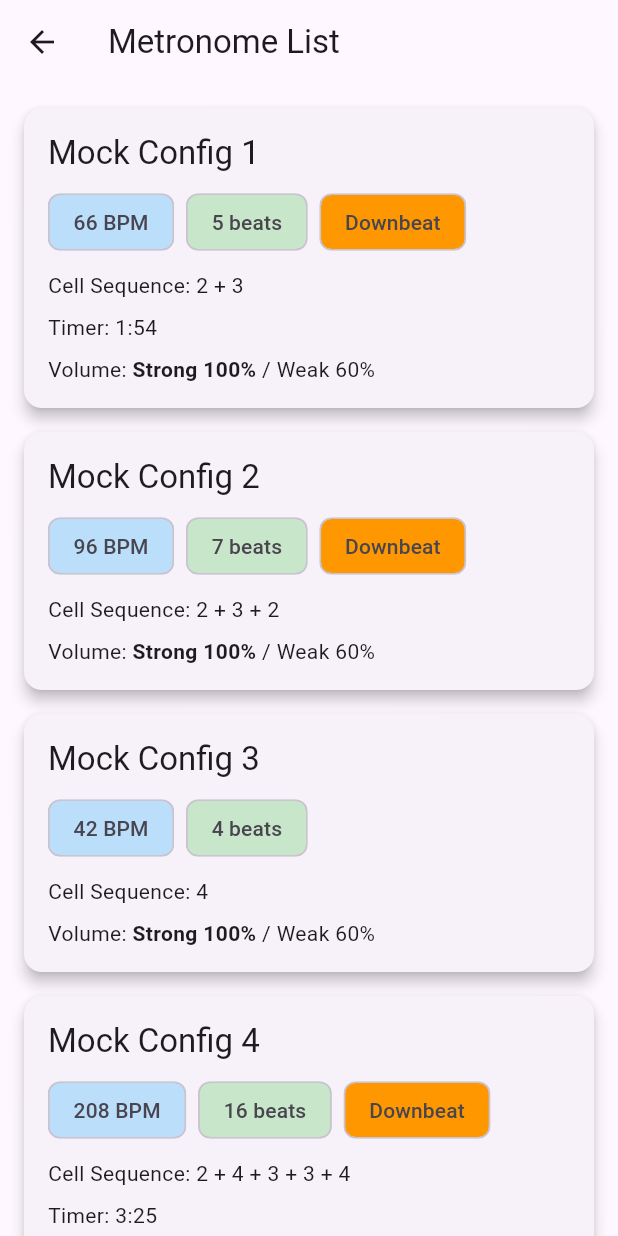
After one commit to ulisinn/flutter_metronome, a Flutter app: the MetronomeList screen opened by its route, on a phone screen of 412 x 824 dp. The commit adds this screen. Run offline on Flutter 3.47's test engine with Material 3 defaults, Android fonts, the phone set to English and light mode, and no system bars; our stand-ins replace audioplayers, freezed_annotation, go_router.

Commit message:
reading and parsing ‚mockMetronomeSettingsList‘ into a new page via ‚MetronomeConfigCard‘

```diff
--- a/lib/constants/mock_metronomeSettingsList.dart
+++ b/lib/constants/mock_metronomeSettingsList.dart
@@ -4,7 +4,7 @@ import '../features/metronome/models/cell_config.dart';
 const List<MetronomeConfig> mockMetronomeSettingsList = [
   MetronomeConfig(
     id: null,
-    title: 'Config 1',
+    title: 'Mock Config 1',
     initialBpm: 66.0,
     cellSequence: [
       CellConfig(pulses: 2, isActive: false),
@@ -18,7 +18,7 @@ const List<MetronomeConfig> mockMetronomeSettingsList = [
   ),
   MetronomeConfig(
     id: null,
-    title: 'Config 2',
+    title: 'Mock Config 2',
     initialBpm: 96.0,
     cellSequence: [
       CellConfig(pulses: 2, isActive: false),
@@ -33,24 +33,20 @@ const List<MetronomeConfig> mockMetronomeSettingsList = [
   ),
   MetronomeConfig(
     id: null,
-    title: 'Config 3',
+    title: 'Mock Config 3',
     initialBpm: 42.0,
     cellSequence: [
-      CellConfig(pulses: 3, isActive: false),
-      CellConfig(pulses: 2, isActive: false),
       CellConfig(pulses: 4, isActive: false),
-      CellConfig(pulses: 4, isActive: false),
-      CellConfig(pulses: 3, isActive: false),
     ],
     strongBeatVolume: 1.0,
     weakBeatVolume: 0.6,
-    useCountdownTimer: true,
+    useCountdownTimer: false,
     countdownDurationSeconds: 297,
     markDownbeat: false,
   ),
   MetronomeConfig(
     id: null,
-    title: 'Config 4',
+    title: 'Mock Config 4',
     initialBpm: 208.0,
     cellSequence: [
       CellConfig(pulses: 2, isActive: false),
@@ -67,9 +63,9 @@ const List<MetronomeConfig> mockMetronomeSettingsList = [
   ),
   MetronomeConfig(
     id: null,
-    title: 'Config 5',
+    title: 'Mock Config 5',
     initialBpm: 232.0,
-    cellSequence: [CellConfig(pulses: 2, isActive: false)],
+    cellSequence: [CellConfig(pulses: 4, isActive: false)],
     strongBeatVolume: 1.0,
     weakBeatVolume: 0.6,
     useCountdownTimer: false,
@@ -78,35 +74,31 @@ const List<MetronomeConfig> mockMetronomeSettingsList = [
   ),
   MetronomeConfig(
     id: null,
-    title: 'Config 6',
+    title: 'Mock Config 6',
     initialBpm: 40.0,
     cellSequence: [
-      CellConfig(pulses: 4, isActive: false),
-      CellConfig(pulses: 3, isActive: false),
-      CellConfig(pulses: 2, isActive: false),
-      CellConfig(pulses: 3, isActive: false),
       CellConfig(pulses: 4, isActive: false),
     ],
     strongBeatVolume: 1.0,
     weakBeatVolume: 0.6,
-    useCountdownTimer: true,
+    useCountdownTimer: false,
     countdownDurationSeconds: 359,
     markDownbeat: false,
   ),
   MetronomeConfig(
     id: null,
-    title: 'Config 7',
+    title: 'Mock Config 7',
     initialBpm: 60.0,
-    cellSequence: [CellConfig(pulses: 2, isActive: false)],
+    cellSequence: [CellConfig(pulses: 4, isActive: false)],
     strongBeatVolume: 1.0,
     weakBeatVolume: 0.6,
-    useCountdownTimer: true,
+    useCountdownTimer: false,
     countdownDurationSeconds: 550,
     markDownbeat: false,
   ),
   MetronomeConfig(
     id: null,
-    title: 'Config 8',
+    title: 'Mock Config 8',
     initialBpm: 104.0,
     cellSequence: [
       CellConfig(pulses: 2, isActive: false),
@@ -123,39 +115,33 @@ const List<MetronomeConfig> mockMetronomeSettingsList = [
   ),
   MetronomeConfig(
     id: null,
-    title: 'Config 9',
+    title: 'Mock Config 9',
     initialBpm: 144.0,
     cellSequence: [
-      CellConfig(pulses: 2, isActive: false),
-      CellConfig(pulses: 2, isActive: false),
-      CellConfig(pulses: 3, isActive: false),
+      CellConfig(pulses: 4, isActive: false),
     ],
     strongBeatVolume: 1.0,
     weakBeatVolume: 0.6,
-    useCountdownTimer: true,
+    useCountdownTimer: false,
     countdownDurationSeconds: 277,
     markDownbeat: false,
   ),
   MetronomeConfig(
     id: null,
-    title: 'Config 10',
+    title: 'Mock Config 10',
     initialBpm: 232.0,
     cellSequence: [
-      CellConfig(pulses: 2, isActive: false),
-      CellConfig(pulses: 3, isActive: false),
-      CellConfig(pulses: 2, isActive: false),
-      CellConfig(pulses: 3, isActive: false),
       CellConfig(pulses: 4, isActive: false),
     ],
     strongBeatVolume: 1.0,
     weakBeatVolume: 0.6,
-    useCountdownTimer: true,
+    useCountdownTimer: false,
     countdownDurationSeconds: 476,
     markDownbeat: false,
   ),
   MetronomeConfig(
     id: null,
-    title: 'Config 11',
+    title: 'Mock Config 11',
     initialBpm: 108.0,
     cellSequence: [CellConfig(pulses: 2, isActive: false)],
     strongBeatVolume: 1.0,
@@ -166,11 +152,10 @@ const List<MetronomeConfig> mockMetronomeSettingsList = [
   ),
   MetronomeConfig(
     id: null,
-    title: 'Config 12',
+    title: 'Mock Config 12',
     initialBpm: 88.0,
     cellSequence: [
-      CellConfig(pulses: 3, isActive: false),
-      CellConfig(pulses: 3, isActive: false),
+      CellConfig(pulses: 4, isActive: false),
     ],
     strongBeatVolume: 1.0,
     weakBeatVolume: 0.6,
@@ -180,7 +165,7 @@ const List<MetronomeConfig> mockMetronomeSettingsList = [
   ),
   MetronomeConfig(
     id: null,
-    title: 'Config 13',
+    title: 'Mock Config 13',
     initialBpm: 224.0,
     cellSequence: [
       CellConfig(pulses: 4, isActive: false),
@@ -195,18 +180,18 @@ const List<MetronomeConfig> mockMetronomeSettingsList = [
   ),
   MetronomeConfig(
     id: null,
-    title: 'Config 14',
+    title: 'Mock Config 14',
     initialBpm: 176.0,
-    cellSequence: [CellConfig(pulses: 2, isActive: false)],
+    cellSequence: [CellConfig(pulses: 4, isActive: false)],
     strongBeatVolume: 1.0,
     weakBeatVolume: 0.6,
-    useCountdownTimer: true,
+    useCountdownTimer: false,
     countdownDurationSeconds: 45,
     markDownbeat: false,
   ),
   MetronomeConfig(
     id: null,
-    title: 'Config 15',
+    title: 'Mock Config 15',
     initialBpm: 152.0,
     cellSequence: [
       CellConfig(pulses: 3, isActive: false),
@@ -221,7 +206,7 @@ const List<MetronomeConfig> mockMetronomeSettingsList = [
   ),
   MetronomeConfig(
     id: null,
-    title: 'Config 16',
+    title: 'Mock Config 16',
     initialBpm: 58.0,
     cellSequence: [
       CellConfig(pulses: 4, isActive: false),
@@ -238,7 +223,7 @@ const List<MetronomeConfig> mockMetronomeSettingsList = [
   ),
   MetronomeConfig(
     id: null,
-    title: 'Config 17',
+    title: 'Mock Config 17',
     initialBpm: 54.0,
     cellSequence: [
       CellConfig(pulses: 3, isActive: false),
@@ -252,7 +237,7 @@ const List<MetronomeConfig> mockMetronomeSettingsList = [
   ),
   MetronomeConfig(
     id: null,
-    title: 'Config 18',
+    title: 'Mock Config 18',
     initialBpm: 63.0,
     cellSequence: [
       CellConfig(pulses: 3, isActive: false),
@@ -269,7 +254,7 @@ const List<MetronomeConfig> mockMetronomeSettingsList = [
   ),
   MetronomeConfig(
     id: null,
-    title: 'Config 19',
+    title: 'Mock Config 19',
     initialBpm: 76.0,
     cellSequence: [
       CellConfig(pulses: 2, isActive: false),
@@ -283,7 +268,7 @@ const List<MetronomeConfig> mockMetronomeSettingsList = [
   ),
   MetronomeConfig(
     id: null,
-    title: 'Config 20',
+    title: 'Mock Config 20',
     initialBpm: 108.0,
     cellSequence: [CellConfig(pulses: 3, isActive: false)],
     strongBeatVolume: 1.0,
@@ -294,7 +279,7 @@ const List<MetronomeConfig> mockMetronomeSettingsList = [
   ),
   MetronomeConfig(
     id: null,
-    title: 'Config 21',
+    title: 'Mock Config 21',
     initialBpm: 240.0,
     cellSequence: [
       CellConfig(pulses: 4, isActive: false),
@@ -304,13 +289,13 @@ const List<MetronomeConfig> mockMetronomeSettingsList = [
     ],
     strongBeatVolume: 1.0,
     weakBeatVolume: 0.6,
-    useCountdownTimer: true,
+    useCountdownTimer: false,
     countdownDurationSeconds: 41,
     markDownbeat: false,
   ),
   MetronomeConfig(
     id: null,
-    title: 'Config 22',
+    title: 'Mock Config 22',
     initialBpm: 66.0,
     cellSequence: [
       CellConfig(pulses: 3, isActive: false),
@@ -318,13 +303,13 @@ const List<MetronomeConfig> mockMetronomeSettingsList = [
     ],
     strongBeatVolume: 1.0,
     weakBeatVolume: 0.6,
-    useCountdownTimer: true,
+    useCountdownTimer: false,
     countdownDurationSeconds: 401,
     markDownbeat: false,
   ),
   MetronomeConfig(
     id: null,
-    title: 'Config 23',
+    title: 'Mock Config 23',
     initialBpm: 100.0,
     cellSequence: [
       CellConfig(pulses: 2, isActive: false),
@@ -340,7 +325,7 @@ const List<MetronomeConfig> mockMetronomeSettingsList = [
   ),
   MetronomeConfig(
     id: null,
-    title: 'Config 24',
+    title: 'Mock Config 24',
     initialBpm: 50.0,
     cellSequence: [
       CellConfig(pulses: 3, isActive: false),
@@ -357,7 +342,7 @@ const List<MetronomeConfig> mockMetronomeSettingsList = [
   ),
   MetronomeConfig(
     id: null,
-    title: 'Config 25',
+    title: 'Mock Config 25',
     initialBpm: 56.0,
     cellSequence: [
       CellConfig(pulses: 3, isActive: false),
--- /dev/null
+++ b/lib/features/metronome/presentation/screens/metronome_list.dart
@@ -0,0 +1,29 @@
+import 'package:flutter/material.dart';
+import 'package:go_router/go_router.dart';
+import '../../../../constants/mock_metronomeSettingsList.dart';
+import '../widgets/metronome_config_card.dart';
+
+class MetronomeList extends StatelessWidget {
+  const MetronomeList({super.key});
+
+  @override
+  Widget build(BuildContext context) {
+    return Scaffold(
+      appBar: AppBar(
+        title: const Text('Metronome List'),
+        leading: IconButton(
+          icon: const Icon(Icons.arrow_back),
+          onPressed: () => context.go('/'),  // Navigate back to home
+        ),
+      ),
+      body: ListView.builder(
+        padding: const EdgeInsets.all(16.0),
+        itemCount: mockMetronomeSettingsList.length,
+        itemBuilder: (context, index) {
+          final config = mockMetronomeSettingsList[index];
+          return MetronomeConfigCard(config: config);
+        },
+      ),
+    );
+  }
+}
--- /dev/null
+++ b/lib/features/metronome/presentation/widgets/metronome_config_card.dart
@@ -0,0 +1,112 @@
+import 'package:flutter/material.dart';
+import '../../models/metronome_config.dart';
+
+class MetronomeConfigCard extends StatelessWidget {
+  final MetronomeConfig config;
+
+  const MetronomeConfigCard({
+    super.key,
+    required this.config,
+  });
+
+  @override
+  Widget build(BuildContext context) {
+    // Calculate total beats in the cell sequence
+    int totalBeats = config.cellSequence.fold(
+      0,
+      (sum, cell) => sum + cell.pulses
+    );
+
+    return Card(
+      margin: const EdgeInsets.only(bottom: 16.0),
+      elevation: 4.0,
+      child: Padding(
+        padding: const EdgeInsets.all(16.0),
+        child: Column(
+          crossAxisAlignment: CrossAxisAlignment.start,
+          children: [
+            SingleChildScrollView(
+              scrollDirection: Axis.horizontal,
+              child: Text(
+                config.title ?? 'Untitled',
+                style: Theme.of(context).textTheme.titleLarge,
+              ),
+            ),
+            const SizedBox(height: 8.0),
+            SingleChildScrollView(
+              scrollDirection: Axis.horizontal,
+              child: Row(
+                children: [
+                  Chip(
+                    label: Text('${config.initialBpm.toInt()} BPM'),
+                    backgroundColor: Colors.blue.shade100,
+                  ),
+                  const SizedBox(width: 8.0),
+                  Chip(
+                    label: Text('$totalBeats beats'),
+                    backgroundColor: Colors.green.shade100,
+                  ),
+                  if (config.markDownbeat)
+                    const Padding(
+                      padding: EdgeInsets.only(left: 8.0),
+                      child: Chip(
+                        label: Text('Downbeat'),
+                        backgroundColor: Colors.orange,
+                      ),
+                    ),
+                ],
+              ),
+            ),
+            const SizedBox(height: 8.0),
+            SingleChildScrollView(
+              scrollDirection: Axis.horizontal,
+              child: Text(
+                'Cell Sequence: ${config.cellSequence.map((cell) => cell.pulses).join(' + ')}',
+                style: Theme.of(context).textTheme.bodyMedium,
+              ),
+            ),
+            if (config.useCountdownTimer) ...[
+              const SizedBox(height: 8.0),
+              SingleChildScrollView(
+                scrollDirection: Axis.horizontal,
+                child: Text(
+                  'Timer: ${_formatDuration(config.countdownDurationSeconds)}',
+                  style: Theme.of(context).textTheme.bodyMedium,
+                ),
+              ),
+            ],
+            const SizedBox(height: 8.0),
+            SingleChildScrollView(
+              scrollDirection: Axis.horizontal,
+              child: Row(
+                children: [
+                  Text(
+                    'Volume: ',
+                    style: Theme.of(context).textTheme.bodyMedium,
+                  ),
+                  Text(
+                    'Strong ${(config.strongBeatVolume * 100).toInt()}%',
+                    style: Theme.of(context).textTheme.bodyMedium?.copyWith(
+                      fontWeight: FontWeight.bold,
+                    ),
+                  ),
+                  const Text(' / '),
+                  Text(
+                    'Weak ${(config.weakBeatVolume * 100).toInt()}%',
+                    style: Theme.of(context).textTheme.bodyMedium,
+                  ),
+                ],
+              ),
+            ),
+          ],
+        ),
+      ),
+    );
+  }
+
+  String _formatDuration(int seconds) {
+    final minutes = seconds ~/ 60;
+    final remainingSeconds = seconds % 60;
+    return '$minutes:${remainingSeconds.toString().padLeft(2, '0')}';
+  }
+}
--- a/lib/home.dart
+++ b/lib/home.dart
@@ -30,6 +30,11 @@ class Home extends StatelessWidget {
               onPressed: () => context.goNamed(AppRoute.metronomeExpert.name),
               child: const Text('Metronome Expert'),
             ),
+            const SizedBox(height: 16),
+            ElevatedButton(
+              onPressed: () => context.goNamed(AppRoute.metronomeList.name),
+              child: const Text('Metronome List'),
+            ),
           ],
         ),
       ),
--- a/lib/routing/app_router.dart
+++ b/lib/routing/app_router.dart
@@ -4,6 +4,7 @@ import 'package:go_router/go_router.dart';
 import '../features/metronome/presentation/screens/metronome_page_expert.dart';
 import '../features/metronome/presentation/screens/metronome_page_simple.dart';
 import '../home.dart';
+import '../features/metronome/presentation/screens/metronome_list.dart';
 import 'not_found_screen.dart';
 
 enum AppRoute {
@@ -11,6 +12,7 @@ enum AppRoute {
   playground,
   metronomeExpert,
   metronomeSimple,
+  metronomeList,
 }
 
 final goRouter = GoRouter(
@@ -37,6 +39,11 @@ final goRouter = GoRouter(
       name: AppRoute.metronomeSimple.name,
       builder: (context, state) => const MetronomePageSimple(),
     ),
+    GoRoute(
+      path: '/${AppRoute.metronomeList.name}',
+      name: AppRoute.metronomeList.name,
+      builder: (context, state) => const MetronomeList(),
+    ),
   ],
   errorBuilder: (context, state) => const NotFoundScreen(),
 );
```
